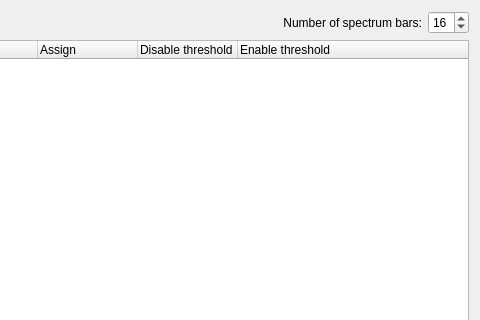
Qt form ui/src/audiotriggersconfiguration.ui (mcallegari/qlcplus) before a commit; both pictures show x 174 to 654 and y 0 to 320 of the 654 by 406 pixel window.
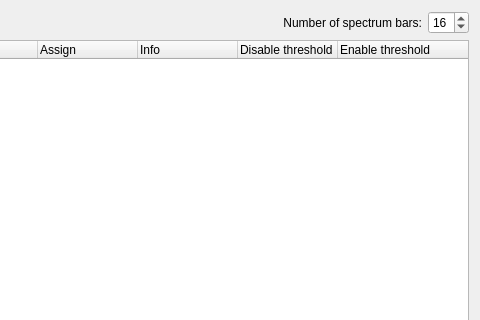
The same form after that commit.

Patch:
```diff
--- a/ui/src/audiotriggersconfiguration.ui
+++ b/ui/src/audiotriggersconfiguration.ui
@@ -62,6 +62,11 @@
          <string>Assign</string>
         </property>
        </column>
+       <column>
+        <property name="text">
+         <string>Info</string>
+        </property>
+       </column>
        <column>
         <property name="text">
          <string>Disable threshold</string>
```
